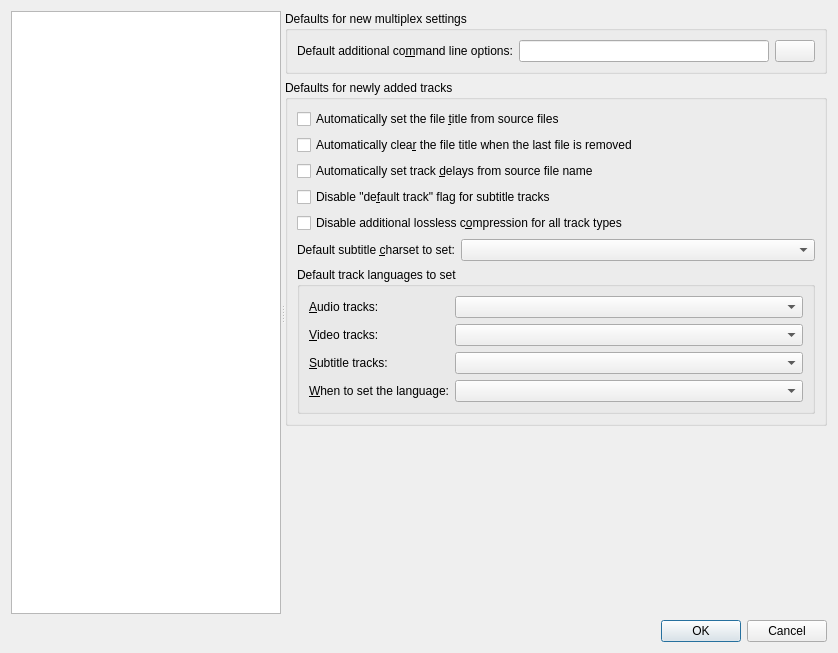
This is src/mkvtoolnix-gui/forms/main_window/preferences_dialog.ui in jpsdr/MKVToolnix-Windows-7 as Qt 5 draws it before an edit. The edited form follows.
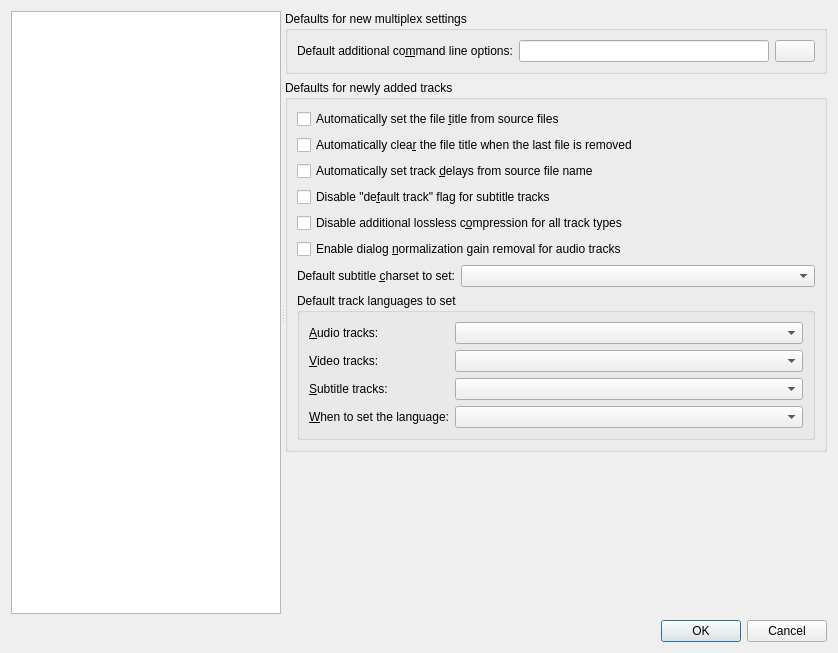
This is the edited form. The open tabs and pages were chosen to show the change. Icons and pictures are not drawn. Custom widgets are drawn as their Qt base class.

Commit message:
GUI: mux: option for enabling dialog normalization gain removal by default
Implements #2272.

What changed in the file:
```diff
--- a/src/mkvtoolnix-gui/forms/main_window/preferences_dialog.ui
+++ b/src/mkvtoolnix-gui/forms/main_window/preferences_dialog.ui
@@ -642,6 +642,13 @@
              </property>
             </widget>
            </item>
+           <item>
+            <widget class="QCheckBox" name="cbMEnableDialogNormGainRemoval">
+             <property name="text">
+              <string>Enable dialog &amp;normalization gain removal for audio tracks</string>
+             </property>
+            </widget>
+           </item>
            <item>
             <layout class="QHBoxLayout" name="horizontalLayout">
              <item>
```
Left out of the diff: 3 changed lines with no effect on the pictures. The commit also changes 5 other files.
